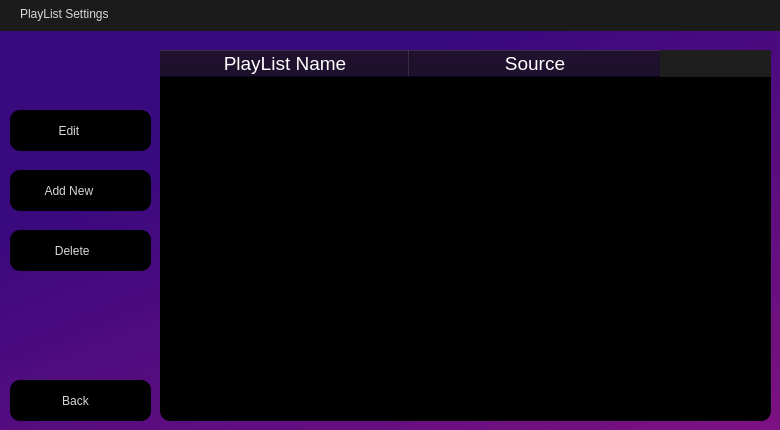
ifreddyrod/SPYDER-Player-pyqt, file assets/PlayListSettings.ui: the form before one commit.
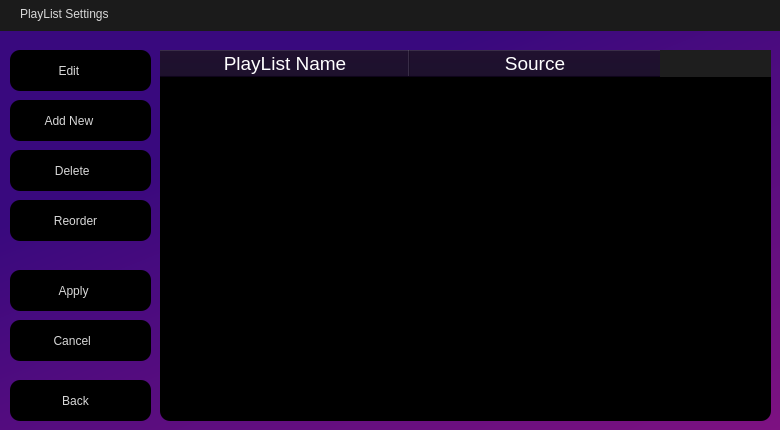
The form after the commit. Icons and pictures are not drawn.

Commit message: - Added type of player to appdata class and json file - Added the ability to reorder the playlists, library, and favorites in settings using drag and drop. Changes are saved to appdata and the tree is reloaded - Added buttons to edit playlist and app settings in the Setttings screen - Added Icons for Search, Library, and Favorites in the tree - Added new icons to the resources file

```diff
--- a/assets/PlayListSettings.ui
+++ b/assets/PlayListSettings.ui
@@ -246,7 +246,7 @@
    <property name="geometry">
     <rect>
      <x>10</x>
-     <y>110</y>
+     <y>50</y>
      <width>141</width>
      <height>41</height>
     </rect>
@@ -297,7 +297,7 @@
    <property name="geometry">
     <rect>
      <x>10</x>
-     <y>230</y>
+     <y>150</y>
      <width>141</width>
      <height>41</height>
     </rect>
@@ -321,7 +321,7 @@
    <property name="geometry">
     <rect>
      <x>10</x>
-     <y>170</y>
+     <y>100</y>
      <width>141</width>
      <height>41</height>
     </rect>
@@ -354,6 +354,81 @@
     <string notr="true">background-color: qlineargradient(spread:pad, x1:0.369, y1:0.182, x2:1, y2:1, stop:0 rgba(57, 9, 126, 255), stop:1 rgba(129, 18, 129, 255));</string>
    </property>
   </widget>
+  <widget class="QPushButton" name="Apply_button">
+   <property name="geometry">
+    <rect>
+     <x>10</x>
+     <y>270</y>
+     <width>141</width>
+     <height>41</height>
+    </rect>
+   </property>
+   <property name="text">
+    <string> Apply     </string>
+   </property>
+   <property name="icon">
+    <iconset resource="resources.qrc">
+     <normaloff>:/icons/icons/check.png</normaloff>
+     <disabledoff>:/icons/icons/check-disabled.png</disabledoff>:/icons/icons/check.png</iconset>
+   </property>
+   <property name="iconSize">
+    <size>
+     <width>18</width>
+     <height>18</height>
+    </size>
+   </property>
+  </widget>
+  <widget class="QPushButton" name="Reorder_button">
+   <property name="geometry">
+    <rect>
+     <x>10</x>
+     <y>200</y>
+     <width>141</width>
+     <height>41</height>
+    </rect>
+   </property>
+   <property name="styleSheet">
+    <string notr="true"/>
+   </property>
+   <property name="text">
+    <string> Reorder    </string>
+   </property>
+   <property name="icon">
+    <iconset resource="resources.qrc">
+     <normaloff>:/icons/icons/reorder.png</normaloff>
+     <disabledoff>:/icons/icons/reorder-disabled.png</disabledoff>:/icons/icons/reorder.png</iconset>
+   </property>
+   <property name="iconSize">
+    <size>
+     <width>24</width>
+     <height>24</height>
+    </size>
+   </property>
+  </widget>
+  <widget class="QPushButton" name="Cancel_button">
+   <property name="geometry">
+    <rect>
+     <x>10</x>
+     <y>320</y>
+     <width>141</width>
+     <height>41</height>
+    </rect>
+   </property>
+   <property name="text">
+    <string>  Cancel       </string>
+   </property>
+   <property name="icon">
+    <iconset resource="resources.qrc">
+     <normaloff>:/icons/icons/cancel.png</normaloff>
+     <disabledoff>:/icons/icons/cancel-disabled.png</disabledoff>:/icons/icons/cancel.png</iconset>
+   </property>
+   <property name="iconSize">
+    <size>
+     <width>18</width>
+     <height>18</height>
+    </size>
+   </property>
+  </widget>
   <zorder>background_widget</zorder>
   <zorder>Titlebar_widget</zorder>
   <zorder>PlayList_table</zorder>
@@ -361,6 +436,9 @@
   <zorder>Back_button</zorder>
   <zorder>Delete_button</zorder>
   <zorder>AddNew_button</zorder>
+  <zorder>Apply_button</zorder>
+  <zorder>Reorder_button</zorder>
+  <zorder>Cancel_button</zorder>
  </widget>
  <resources>
   <include location="resources.qrc"/>
```
The commit also changes 20 other files.
